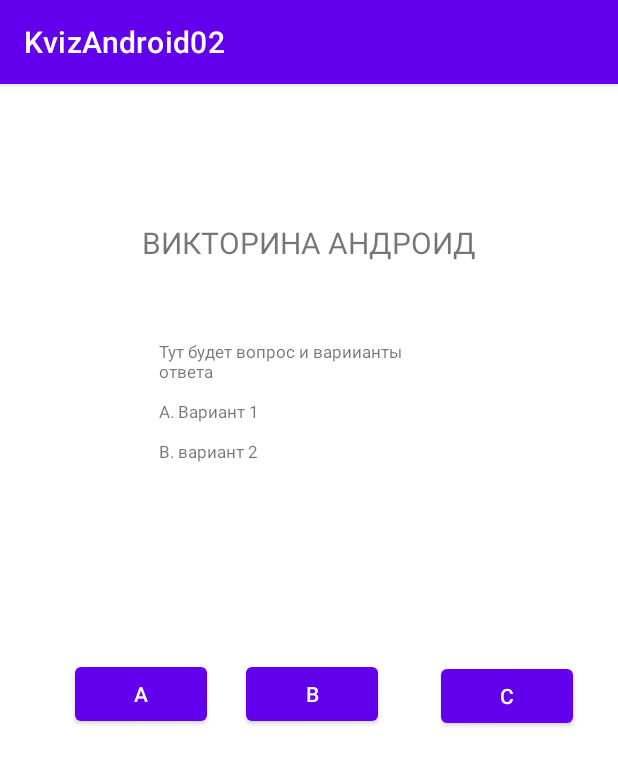
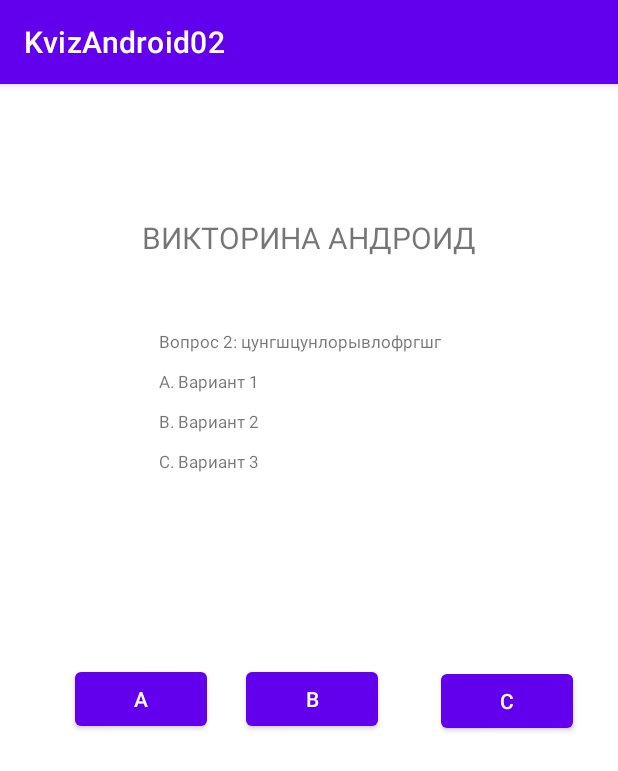
Before and after one commit to MaxS2021/Kviz002, an Android app: the screen it shows after launch (MainActivity), after a tap on an icon or button, on a phone screen of 412 x 824 dp. Shown: the top 771 px of the screen. Run offline under Robolectric (Android 15) with nearby library versions, the phone set to English and light mode, and no system bars.

Commit message:
Answer Question List

```diff
--- a/app/src/main/java/com/example/kvizandroid02/MainActivity.kt
+++ b/app/src/main/java/com/example/kvizandroid02/MainActivity.kt
@@ -3,25 +3,57 @@ package com.example.kvizandroid02
 import androidx.appcompat.app.AppCompatActivity
 import android.os.Bundle
 import android.widget.Button
+import android.widget.TextView
 import android.widget.Toast
 
 class MainActivity : AppCompatActivity() {
+
+    var questionNo = 0
+    val questions = listOf(
+        "Вопрос 1: фыфофылодлыофлыофыло",
+        "Вопрос 2: цунгшцунлорывлофргшг",
+        "Вопрос 3: xmzcmsdsdlmkksdlsdlk")
+    val rightAnswer = listOf(2,1,3)
+
+
     override fun onCreate(savedInstanceState: Bundle?) {
         super.onCreate(savedInstanceState)
         setContentView(R.layout.activity_main)
+
+        val questText = findViewById<TextView>(R.id.textView2)
+        questText.setText(questions[questionNo]+"\n\nA. Вариант 1\n\nB. Вариант 2\n\nC. Вариант 3")
 
         val buttonA = findViewById<Button>(R.id.button2)
         val buttonB = findViewById<Button>(R.id.button5)
         val buttonC = findViewById<Button>(R.id.button6)
 
         buttonA.setOnClickListener {
-            Toast.makeText(applicationContext, "Правильно!", Toast.LENGTH_SHORT).show()
+            showToast(1, questText)
         }
         buttonB.setOnClickListener {
-            Toast.makeText(applicationContext, "Ответ не верный!", Toast.LENGTH_SHORT).show()
+            showToast(2, questText)
         }
         buttonC.setOnClickListener {
-            Toast.makeText(applicationContext, "Попробуйте еще раз!", Toast.LENGTH_SHORT).show()
+            showToast(3, questText)
         }
     }
+
+    fun showToast(ans: Int, questText: TextView) {
+        var text1: String
+        if ( ans == rightAnswer[questionNo]) {
+            text1 = "Правильно!"
+            updateQ(questText)
+        }
+        else {
+            // "Попробуйте еще раз!"
+            text1 = "Не верный ответ!" }
+        Toast.makeText(applicationContext, text1, Toast.LENGTH_SHORT).show()
+    }
+
+    fun updateQ(questText: TextView) {
+        questionNo++
+        questText.setText(questions[questionNo]+"\n\nA. Вариант 1\n\nB. Вариант 2\n\nC. Вариант 3")
+    }
+
+
 }
--- a/app/src/main/res/values/strings.xml
+++ b/app/src/main/res/values/strings.xml
@@ -1,7 +1,7 @@
 <resources>
     <string name="app_name">KvizAndroid02</string>
     <string name="textView">ВИКТОРИНА АНДРОИД</string>
-    <string name="textView2">Тут будет вопрос и вариианты ответа\n\nA. Вариант 1\n\nB. вариант 2</string>
+    <string name="textView2">Тут будет вопрос и варианты ответа\n\nA. Вариант 1\n\nB. вариант 2</string>
     <string name="a">A</string>
     <string name="c">C</string>
     <string name="b">B</string>
```
